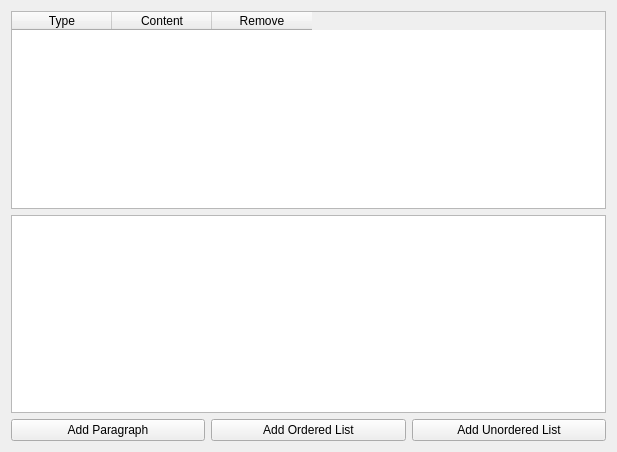
The window that jdAppdataEdit/DescriptionWidget.ui (JakobDev/jdAppStreamEdit) describes before a commit, drawn with Qt 5.
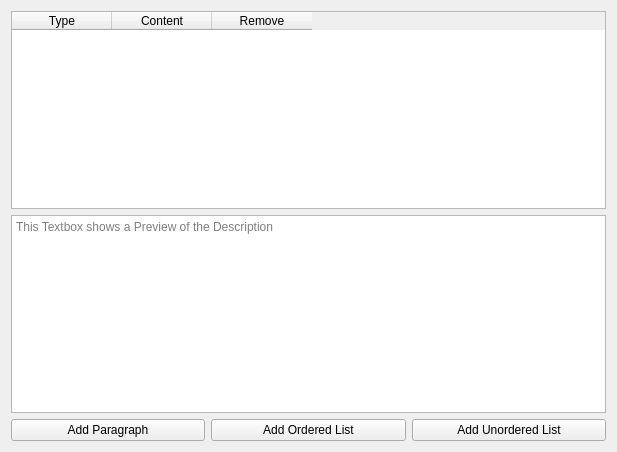
The same window after the commit.

The edit to the form file:
```diff
--- a/jdAppdataEdit/DescriptionWidget.ui
+++ b/jdAppdataEdit/DescriptionWidget.ui
@@ -47,6 +47,9 @@
      <property name="readOnly">
       <bool>true</bool>
      </property>
+     <property name="placeholderText">
+      <string>This Textbox shows a Preview of the Description</string>
+     </property>
     </widget>
    </item>
    <item>
```
